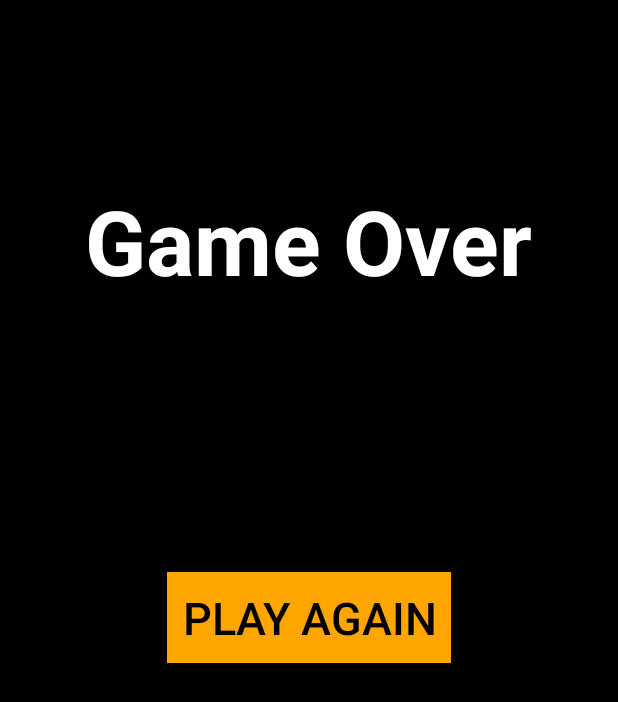
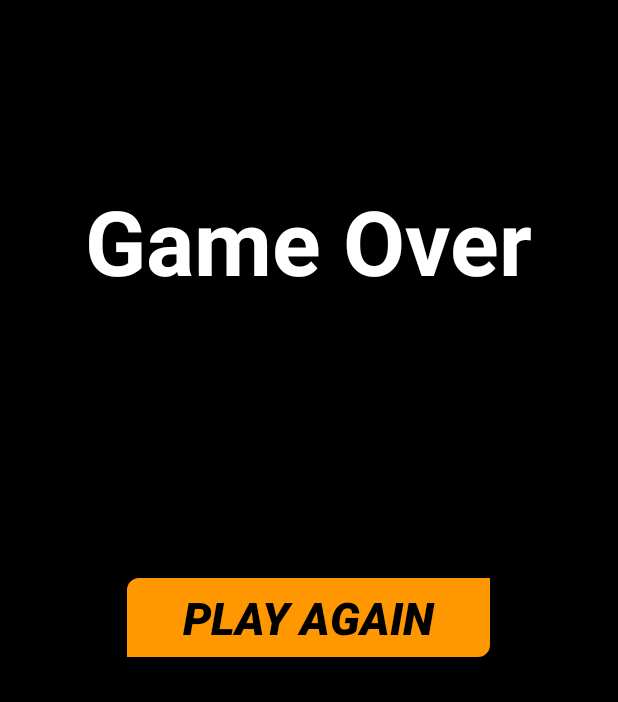
Before and after one commit to qb184/SpaceInvaders, an Android app: the GameOverActivity screen opened directly, with no data from a screen before it, on a phone screen of 412 x 824 dp. Shown: the top 702 px of the screen. Run offline under Robolectric (Android 15) with nearby library versions, the phone set to English and light mode, and no system bars.

Commit message:
change buttons' style

```diff
--- /dev/null
+++ b/app/src/main/res/drawable/button_background.xml
@@ -0,0 +1,9 @@
+<?xml version="1.0" encoding="utf-8"?>
+<shape xmlns:android="http://schemas.android.com/apk/res/android">
+    <solid android:color="#FF9800"></solid>
+    <corners android:topLeftRadius="10dp"
+        android:bottomRightRadius="10dp"></corners>
+    <stroke android:width="4dp"
+        android:color="#000000"></stroke>
+
+</shape>
--- a/app/src/main/res/layout/activity_game_over.xml
+++ b/app/src/main/res/layout/activity_game_over.xml
@@ -19,7 +19,7 @@
         android:textStyle="bold">
     </TextView>
     <Button
-        android:layout_width="wrap_content"
+        android:layout_width="250dp"
         android:layout_height="wrap_content"
         android:layout_centerInParent="true"
         android:padding="10dp"
@@ -28,7 +28,9 @@
         android:id="@+id/playAgain"
         android:textColor="#000000"
         android:textSize="30dp"
-        android:background="#ffa500"></Button>
+        android:textStyle="bold|italic"
+        android:background="@drawable/button_background"/>
+
 
 
 
--- a/app/src/main/res/layout/activity_splash.xml
+++ b/app/src/main/res/layout/activity_splash.xml
@@ -28,14 +28,16 @@
         android:layout_marginTop="50dp"/>
 
     <Button
-        android:layout_width="wrap_content"
+        android:layout_width="120dp"
         android:layout_height="wrap_content"
         android:text="Play"
         android:id="@+id/playBtn"
         android:layout_centerHorizontal="true"
         android:layout_below="@id/alien"
         android:layout_marginTop="70dp"
-        android:background="#FF9800"/>
+        android:textSize="20dp"
+        android:textStyle="bold|italic"
+        android:background="@drawable/button_background"/>
 
     <Button
         android:layout_width="50dp"
```
